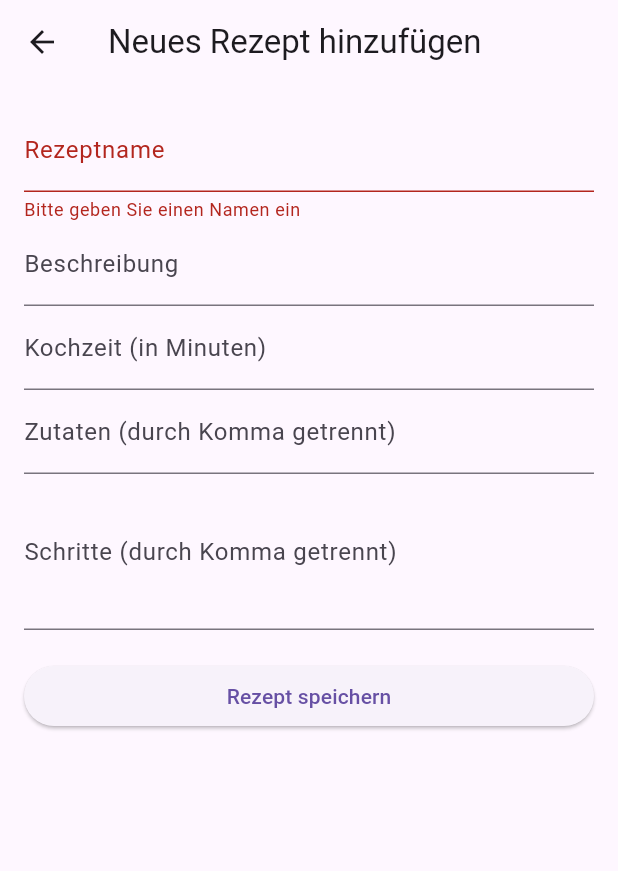
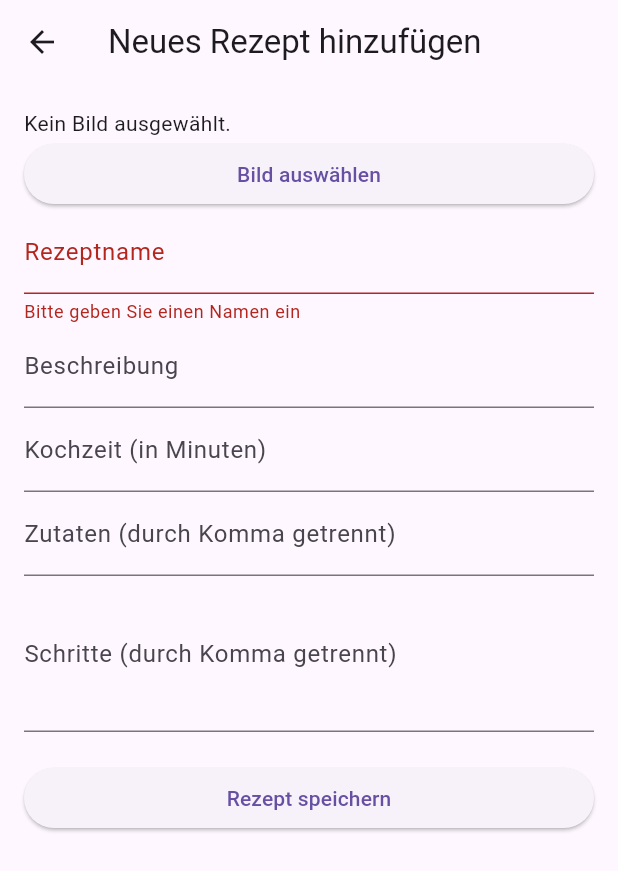
Before and after one commit to Florian-Peters/Kochapp, a Flutter app: the AddRecipeScreen screen opened directly, after a tap on "Rezept speichern", on a phone screen of 412 x 824 dp. Shown: the top 871 px of the screen. Run offline on Flutter 3.47's test engine with Material 3 defaults, Android fonts, the phone set to English and light mode, and no system bars; our stand-ins replace cloud_firestore, firebase_core, firebase_storage, image_picker; accounts and stored records are empty.

Commit message:
I am now working on adding functionality to add recipes with images.

```diff
--- a/lib/src/models/recipe.dart
+++ b/lib/src/models/recipe.dart
@@ -5,6 +5,7 @@ class Recipe {
   final List<String> ingredients;
   final List<String> steps;
   final int cookingTime; // in minutes
+  String? imageUrl;
 
   Recipe({
     this.id,
@@ -13,6 +14,7 @@ class Recipe {
     required this.ingredients,
     required this.steps,
     required this.cookingTime,
+    this.imageUrl,
   });
 
   factory Recipe.fromFirestore(Map<String, dynamic> data, String id) {
@@ -23,6 +25,7 @@ class Recipe {
       ingredients: List<String>.from(data['ingredients'] ?? []),
       steps: List<String>.from(data['steps'] ?? []),
       cookingTime: data['cookingTime'] ?? 0,
+      imageUrl: data['imageUrl'],
     );
   }
 
@@ -33,6 +36,7 @@ class Recipe {
       'ingredients': ingredients,
       'steps': steps,
       'cookingTime': cookingTime,
+      'imageUrl': imageUrl,
     };
   }
 }
--- a/lib/src/ui/add_recipe_screen.dart
+++ b/lib/src/ui/add_recipe_screen.dart
@@ -1,4 +1,8 @@
+import 'dart:io';
+
+import 'package:firebase_storage/firebase_storage.dart';
 import 'package:flutter/material.dart';
+import 'package:image_picker/image_picker.dart';
 import '../models/recipe.dart';
 import '../services/firestore_service.dart';
 
@@ -16,6 +20,17 @@ class _AddRecipeScreenState extends State<AddRecipeScreen> {
   final _ingredientsController = TextEditingController();
   final _stepsController = TextEditingController();
   final _cookingTimeController = TextEditingController();
+  File? _image;
+  final _picker = ImagePicker();
+
+  Future<void> _pickImage() async {
+    final pickedFile = await _picker.pickImage(source: ImageSource.gallery);
+    if (pickedFile != null) {
+      setState(() {
+        _image = File(pickedFile.path);
+      });
+    }
+  }
 
   @override
   Widget build(BuildContext context) {
@@ -29,6 +44,13 @@ class _AddRecipeScreenState extends State<AddRecipeScreen> {
           key: _formKey,
           child: ListView(
             children: [
+              _image != null
+                  ? Image.file(_image!)
+                  : const Text('Kein Bild ausgewählt.'),
+              ElevatedButton(
+                onPressed: _pickImage,
+                child: const Text('Bild auswählen'),
+              ),
               TextFormField(
                 controller: _nameController,
                 decoration: const InputDecoration(labelText: 'Rezeptname'),
@@ -69,14 +91,25 @@ class _AddRecipeScreenState extends State<AddRecipeScreen> {
     );
   }
 
-  void _saveRecipe() {
+  Future<void> _saveRecipe() async {
     if (_formKey.currentState!.validate()) {
+      String? imageUrl;
+      if (_image != null) {
+        final storageRef = FirebaseStorage.instance
+            .ref()
+            .child('recipe_images')
+            .child('${DateTime.now().toIso8601String()}.jpg');
+        await storageRef.putFile(_image!);
+        imageUrl = await storageRef.getDownloadURL();
+      }
+
       final recipe = Recipe(
         name: _nameController.text,
         description: _descriptionController.text,
         ingredients: _ingredientsController.text.split(',').map((e) => e.trim()).toList(),
         steps: _stepsController.text.split(',').map((e) => e.trim()).toList(),
         cookingTime: int.tryParse(_cookingTimeController.text) ?? 0,
+        imageUrl: imageUrl,
       );
 
       final recipeService = RecipeService();
@@ -89,12 +122,6 @@ class _AddRecipeScreenState extends State<AddRecipeScreen> {
       });
     }
   }
-            ],
-          ),
-        ),
-      ),
-    );
-  }
 
   @override
   void dispose() {
--- a/pubspec.yaml
+++ b/pubspec.yaml
@@ -17,6 +17,7 @@ dependencies:
   cloud_firestore: ^4.0.0
   firebase_auth: ^4.0.0
   firebase_storage: ^11.0.0
+  image_picker: ^0.8.6
 
 dev_dependencies:
   flutter_test:
```
Also changed, not shown: lib/src/ui/recipe_list_screen.dart (+7 -8 lines).
